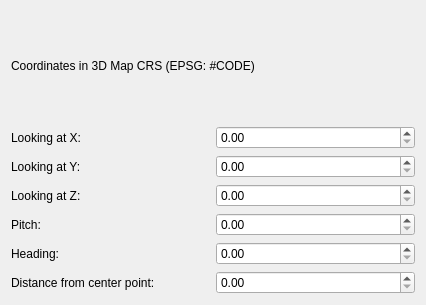
Above: src/ui/3d/qgs3dcameracontrolswidget.ui from qgis/QGIS before the change. Below: the same form after it.
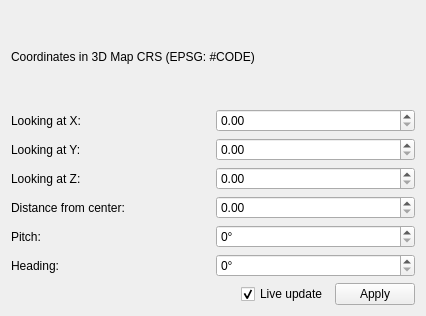
That is the form after the change.

Commit message: add live update, similar to styling panel

```diff
--- a/src/ui/3d/qgs3dcameracontrolswidget.ui
+++ b/src/ui/3d/qgs3dcameracontrolswidget.ui
@@ -7,40 +7,20 @@
     <x>0</x>
     <y>0</y>
     <width>426</width>
-    <height>305</height>
+    <height>316</height>
    </rect>
   </property>
   <property name="windowTitle">
    <string>Form</string>
   </property>
   <layout class="QGridLayout" name="gridLayout">
-   <item row="3" column="0">
-    <widget class="QLabel" name="labelZ">
-     <property name="text">
-      <string>Looking at Z:</string>
-     </property>
-    </widget>
+   <item row="3" column="1">
+    <widget class="QDoubleSpinBox" name="mCameraZ"/>
    </item>
-   <item row="4" column="1">
-    <widget class="QDoubleSpinBox" name="mCameraPitch"/>
-   </item>
-   <item row="2" column="1">
-    <widget class="QDoubleSpinBox" name="mCameraY"/>
-   </item>
-   <item row="5" column="1">
-    <widget class="QDoubleSpinBox" name="mCameraHeading"/>
-   </item>
-   <item row="4" column="0">
-    <widget class="QLabel" name="labelPitch">
+   <item row="5" column="0">
+    <widget class="QLabel" name="labelDistanceFromCenterPoint">
      <property name="text">
-      <string>Pitch:</string>
-     </property>
-    </widget>
-   </item>
-   <item row="1" column="0">
-    <widget class="QLabel" name="labelX">
-     <property name="text">
-      <string>Looking at X:</string>
+      <string>Distance from center:</string>
      </property>
     </widget>
    </item>
@@ -51,15 +31,85 @@
      </property>
     </widget>
    </item>
-   <item row="3" column="1">
-    <widget class="QDoubleSpinBox" name="mCameraZ"/>
+   <item row="7" column="1">
+    <widget class="QDoubleSpinBox" name="mCameraHeading">
+     <property name="suffix">
+      <string>°</string>
+     </property>
+     <property name="decimals">
+      <number>0</number>
+     </property>
+    </widget>
    </item>
-   <item row="6" column="1">
-    <widget class="QDoubleSpinBox" name="mCameraDistanceFromCenterPoint"/>
+   <item row="2" column="1">
+    <widget class="QDoubleSpinBox" name="mCameraY"/>
    </item>
    <item row="1" column="1">
     <widget class="QDoubleSpinBox" name="mCameraX"/>
    </item>
+   <item row="8" column="0" colspan="2">
+    <layout class="QHBoxLayout" name="horizontalLayout">
+     <item>
+      <spacer name="horizontalSpacer">
+       <property name="orientation">
+        <enum>Qt::Orientation::Horizontal</enum>
+       </property>
+       <property name="sizeHint" stdset="0">
+        <size>
+         <width>0</width>
+         <height>20</height>
+        </size>
+       </property>
+      </spacer>
+     </item>
+     <item>
+      <widget class="QCheckBox" name="mLiveApplyCheck">
+       <property name="toolTip">
+        <string>If checked, the map canvas will automatically update whenever an option has been changed without the requirement to click Apply</string>
+       </property>
+       <property name="text">
+        <string>Live update</string>
+       </property>
+       <property name="checked">
+        <bool>true</bool>
+       </property>
+       <property name="autoRepeat">
+        <bool>false</bool>
+       </property>
+      </widget>
+     </item>
+     <item>
+      <widget class="QDialogButtonBox" name="mButtonBox">
+       <property name="sizePolicy">
+        <sizepolicy hsizetype="Fixed" vsizetype="Fixed">
+         <horstretch>0</horstretch>
+         <verstretch>0</verstretch>
+        </sizepolicy>
+       </property>
+       <property name="standardButtons">
+        <set>QDialogButtonBox::StandardButton::Apply</set>
+       </property>
+      </widget>
+     </item>
+    </layout>
+   </item>
+   <item row="6" column="1">
+    <widget class="QDoubleSpinBox" name="mCameraPitch">
+     <property name="suffix">
+      <string>°</string>
+     </property>
+     <property name="decimals">
+      <number>0</number>
+     </property>
+    </widget>
+   </item>
+   <item row="3" column="0">
+    <widget class="QLabel" name="labelZ">
+     <property name="text">
+      <string>Looking at Z:</string>
+     </property>
+    </widget>
+   </item>
    <item row="0" column="0" colspan="2">
     <widget class="QLabel" name="labelCRS">
      <property name="text">
@@ -67,7 +117,17 @@
      </property>
     </widget>
    </item>
-   <item row="5" column="0">
+   <item row="5" column="1">
+    <widget class="QDoubleSpinBox" name="mCameraDistanceFromCenterPoint"/>
+   </item>
+   <item row="1" column="0">
+    <widget class="QLabel" name="labelX">
+     <property name="text">
+      <string>Looking at X:</string>
+     </property>
+    </widget>
+   </item>
+   <item row="7" column="0">
     <widget class="QLabel" name="labelHeading">
      <property name="text">
       <string>Heading:</string>
@@ -75,9 +135,9 @@
     </widget>
    </item>
    <item row="6" column="0">
-    <widget class="QLabel" name="labelDistanceFromCenterPoint">
+    <widget class="QLabel" name="labelPitch">
      <property name="text">
-      <string>Distance from center point:</string>
+      <string>Pitch:</string>
      </property>
     </widget>
    </item>
```
The commit also changes 2 other files.
